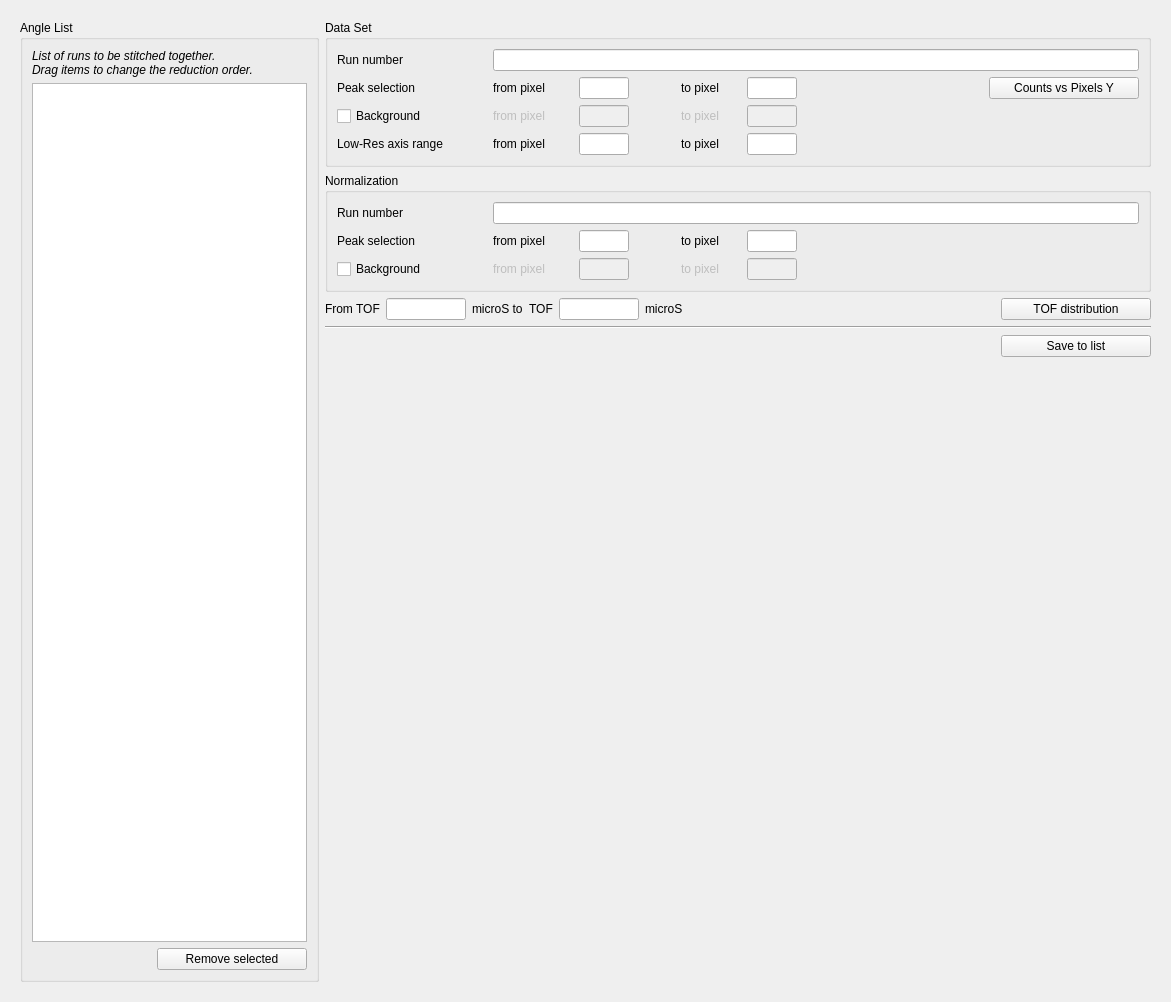
First picture: the form in Code/Mantid/scripts/Interface/ui/reflectometer/data_refl_simple.ui, repository mantidproject/mantid, before the edit.
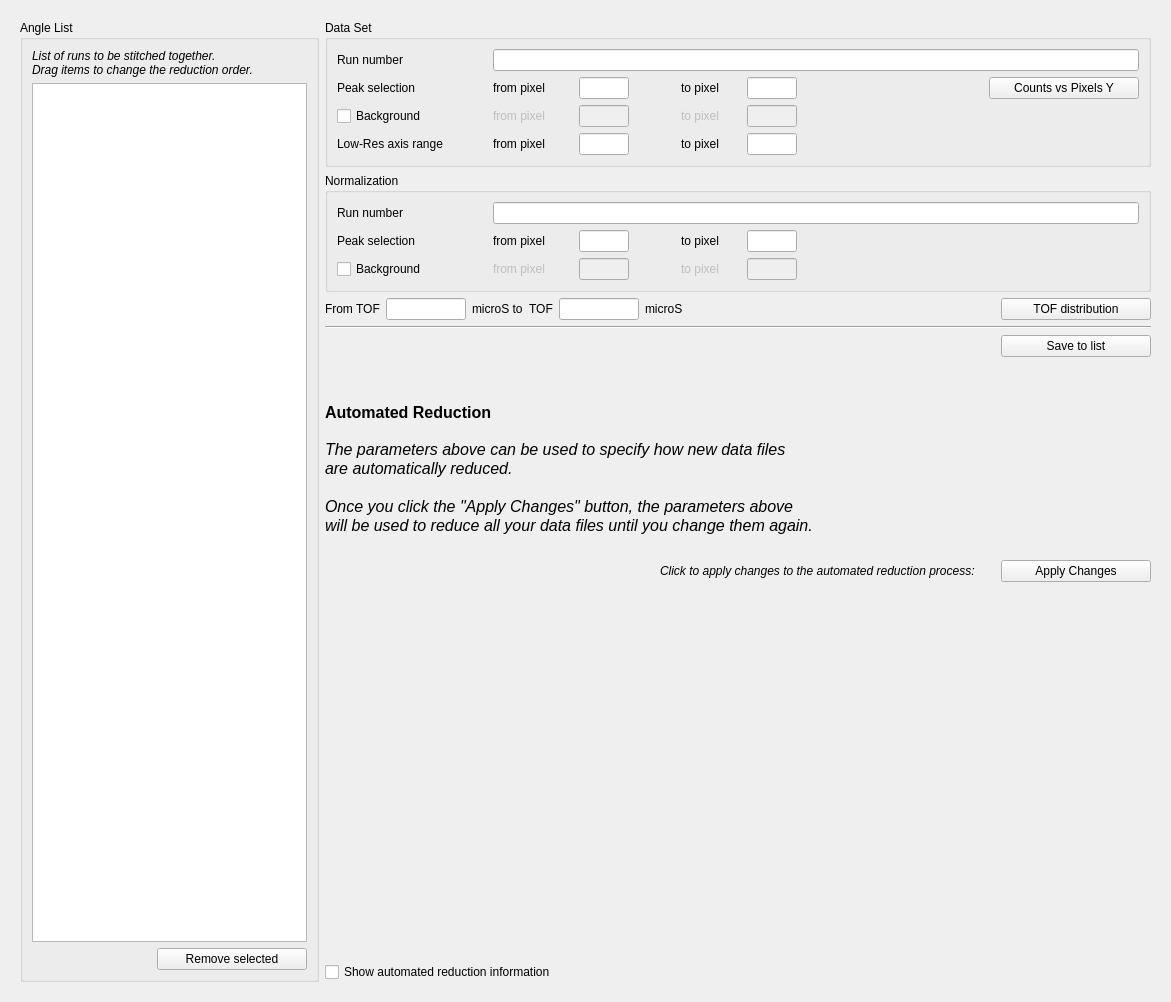
Second picture: the form after the edit.

Diff of the .ui file:
```diff
--- a/Code/Mantid/scripts/Interface/ui/reflectometer/data_refl_simple.ui
+++ b/Code/Mantid/scripts/Interface/ui/reflectometer/data_refl_simple.ui
@@ -2207,6 +2207,110 @@
                  </item>
                 </layout>
                </item>
+               <item>
+                <spacer name="verticalSpacer_2">
+                 <property name="orientation">
+                  <enum>Qt::Vertical</enum>
+                 </property>
+                 <property name="sizeType">
+                  <enum>QSizePolicy::Fixed</enum>
+                 </property>
+                 <property name="sizeHint" stdset="0">
+                  <size>
+                   <width>20</width>
+                   <height>40</height>
+                  </size>
+                 </property>
+                </spacer>
+               </item>
+               <item>
+                <widget class="QLabel" name="auto_reduce_help_label">
+                 <property name="text">
+                  <string>&lt;!DOCTYPE HTML PUBLIC &quot;-//W3C//DTD HTML 4.0//EN&quot; &quot;http://www.w3.org/TR/REC-html40/strict.dtd&quot;&gt;
+&lt;html&gt;&lt;head&gt;&lt;meta name=&quot;qrichtext&quot; content=&quot;1&quot; /&gt;&lt;style type=&quot;text/css&quot;&gt;
+p, li { white-space: pre-wrap; }
+&lt;/style&gt;&lt;/head&gt;&lt;body style=&quot; font-family:'Ubuntu'; font-size:11pt; font-weight:400; font-style:normal;&quot;&gt;
+&lt;p style=&quot; margin-top:0px; margin-bottom:0px; margin-left:0px; margin-right:0px; -qt-block-indent:0; text-indent:0px;&quot;&gt;&lt;span style=&quot; font-size:12pt; font-weight:600;&quot;&gt;Automated Reduction&lt;/span&gt;&lt;/p&gt;
+&lt;p style=&quot;-qt-paragraph-type:empty; margin-top:0px; margin-bottom:0px; margin-left:0px; margin-right:0px; -qt-block-indent:0; text-indent:0px;&quot;&gt;&lt;/p&gt;
+&lt;p style=&quot; margin-top:0px; margin-bottom:0px; margin-left:0px; margin-right:0px; -qt-block-indent:0; text-indent:0px;&quot;&gt;&lt;span style=&quot; font-size:12pt; font-style:italic;&quot;&gt;The parameters above can be used to specify how new data files &lt;/span&gt;&lt;/p&gt;
+&lt;p style=&quot; margin-top:0px; margin-bottom:0px; margin-left:0px; margin-right:0px; -qt-block-indent:0; text-indent:0px;&quot;&gt;&lt;span style=&quot; font-size:12pt; font-style:italic;&quot;&gt;are automatically reduced.&lt;/span&gt;&lt;/p&gt;
+&lt;p style=&quot;-qt-paragraph-type:empty; margin-top:0px; margin-bottom:0px; margin-left:0px; margin-right:0px; -qt-block-indent:0; text-indent:0px; font-size:12pt; font-style:italic;&quot;&gt;&lt;/p&gt;
+&lt;p style=&quot; margin-top:0px; margin-bottom:0px; margin-left:0px; margin-right:0px; -qt-block-indent:0; text-indent:0px;&quot;&gt;&lt;span style=&quot; font-size:12pt; font-style:italic;&quot;&gt;Once you click the &amp;quot;Apply Changes&amp;quot; button, the parameters above&lt;/span&gt;&lt;/p&gt;
+&lt;p style=&quot; margin-top:0px; margin-bottom:0px; margin-left:0px; margin-right:0px; -qt-block-indent:0; text-indent:0px;&quot;&gt;&lt;span style=&quot; font-size:12pt; font-style:italic;&quot;&gt;will be used to reduce all your data files until you change them again.&lt;/span&gt;&lt;/p&gt;
+&lt;p style=&quot;-qt-paragraph-type:empty; margin-top:0px; margin-bottom:0px; margin-left:0px; margin-right:0px; -qt-block-indent:0; text-indent:0px; font-size:12pt; font-style:italic;&quot;&gt;&lt;/p&gt;&lt;/body&gt;&lt;/html&gt;</string>
+                 </property>
+                </widget>
+               </item>
+               <item>
+                <layout class="QHBoxLayout" name="horizontalLayout_13">
+                 <item>
+                  <spacer name="horizontalSpacer_12">
+                   <property name="orientation">
+                    <enum>Qt::Horizontal</enum>
+                   </property>
+                   <property name="sizeType">
+                    <enum>QSizePolicy::Expanding</enum>
+                   </property>
+                   <property name="sizeHint" stdset="0">
+                    <size>
+                     <width>40</width>
+                     <height>20</height>
+                    </size>
+                   </property>
+                  </spacer>
+                 </item>
+                 <item>
+                  <widget class="QLabel" name="auto_reduce_tip_label">
+                   <property name="font">
+                    <font>
+                     <italic>true</italic>
+                    </font>
+                   </property>
+                   <property name="text">
+                    <string>Click to apply changes to the automated reduction process:</string>
+                   </property>
+                  </widget>
+                 </item>
+                 <item>
+                  <spacer name="horizontalSpacer_13">
+                   <property name="orientation">
+                    <enum>Qt::Horizontal</enum>
+                   </property>
+                   <property name="sizeType">
+                    <enum>QSizePolicy::Fixed</enum>
+                   </property>
+                   <property name="sizeHint" stdset="0">
+                    <size>
+                     <width>20</width>
+                     <height>20</height>
+                    </size>
+                   </property>
+                  </spacer>
+                 </item>
+                 <item>
+                  <widget class="QPushButton" name="auto_reduce_btn">
+                   <property name="minimumSize">
+                    <size>
+                     <width>150</width>
+                     <height>0</height>
+                    </size>
+                   </property>
+                   <property name="maximumSize">
+                    <size>
+                     <width>150</width>
+                     <height>16777215</height>
+                    </size>
+                   </property>
+                   <property name="toolTip">
+                    <string>Click to apply changes to the automated reduction process</string>
+                   </property>
+                   <property name="text">
+                    <string>Apply Changes</string>
+                   </property>
+                  </widget>
+                 </item>
+                </layout>
+               </item>
                <item>
                 <spacer name="verticalSpacer">
                  <property name="orientation">
@@ -2223,6 +2327,13 @@
                  </property>
                 </spacer>
                </item>
+               <item>
+                <widget class="QCheckBox" name="auto_reduce_check">
+                 <property name="text">
+                  <string>Show automated reduction information</string>
+                 </property>
+                </widget>
+               </item>
               </layout>
              </item>
             </layout>
```
Left out of the diff: 3 changed lines with no effect on the pictures.
